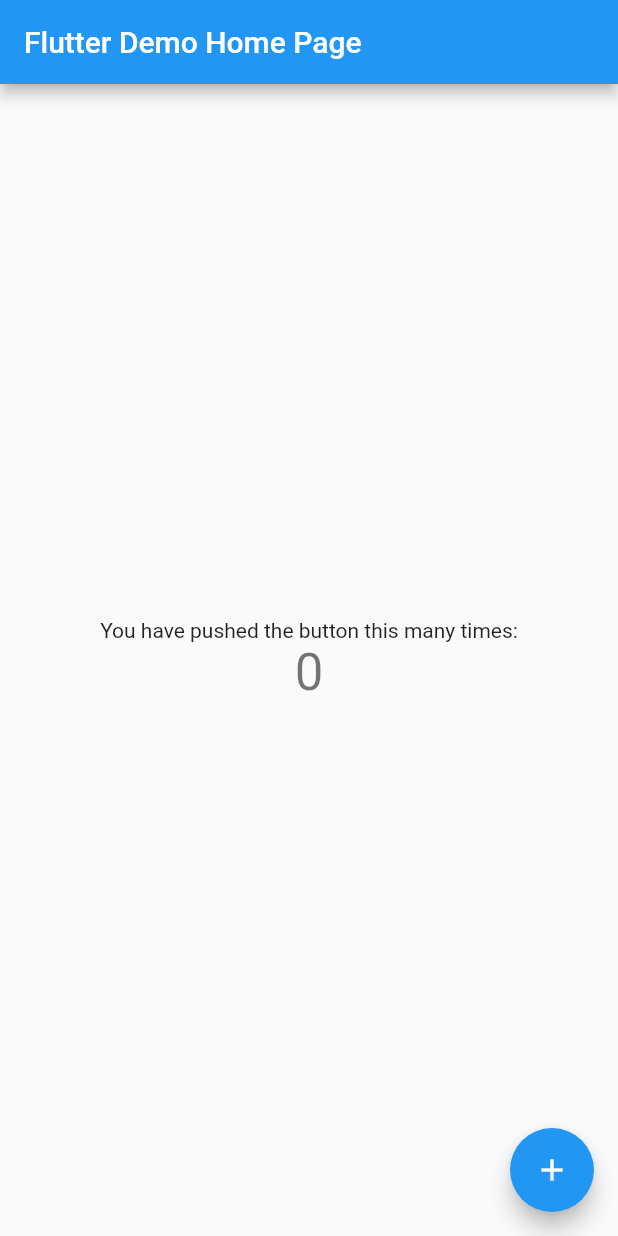
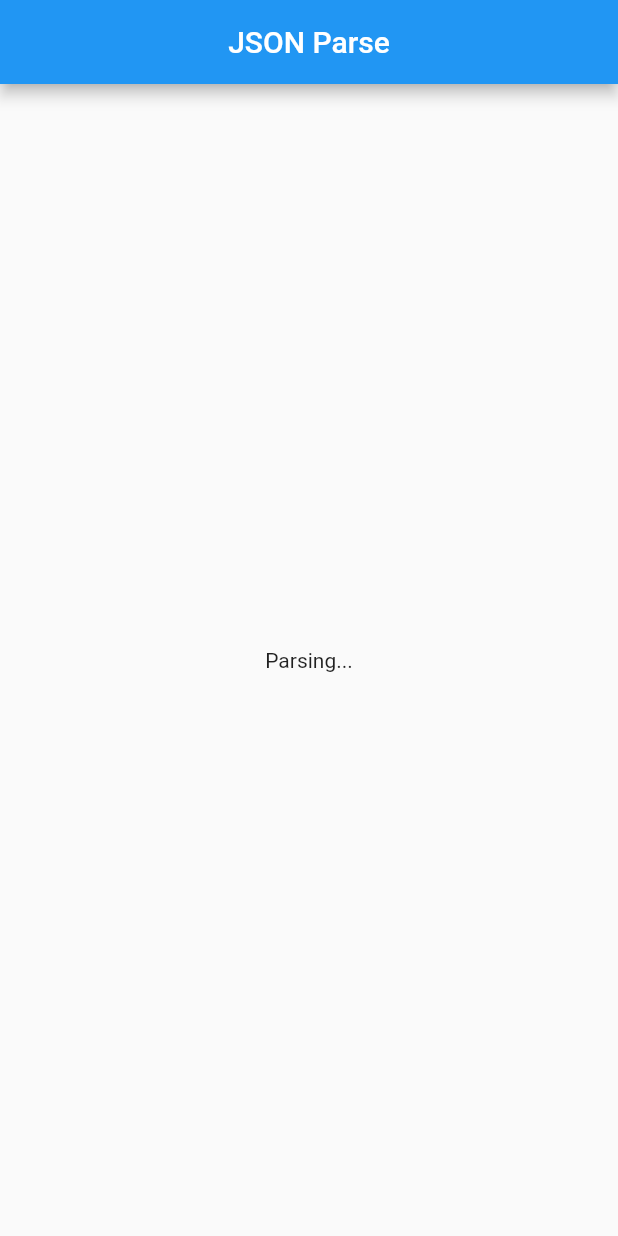
Before and after one commit to isurudilshan101/api, a Flutter app: the screen it shows after launch, on a phone screen of 412 x 824 dp. Run offline on Flutter 3.47's test engine with Material 2 defaults, Android fonts, the phone set to English and light mode, and no system bars; network calls fail.

Commit message:
comment 2

```diff
--- a/api_app/lib/main.dart
+++ b/api_app/lib/main.dart
@@ -1,111 +1,32 @@
 import 'package:flutter/material.dart';
+import 'dart:async';
+import 'dart:convert';
+import 'package:http/http.dart' as http;
 
-void main() => runApp(MyApp());
+void main() async
+{
 
-class MyApp extends StatelessWidget {
-  // This widget is the root of your application.
-  @override
-  Widget build(BuildContext context) {
-    return MaterialApp(
-      title: 'Flutter Demo',
-      theme: ThemeData(
-        // This is the theme of your application.
-        //
-        // Try running your application with "flutter run". You'll see the
-        // application has a blue toolbar. Then, without quitting the app, try
-        // changing the primarySwatch below to Colors.green and then invoke
-        // "hot reload" (press "r" in the console where you ran "flutter run",
-        // or simply save your changes to "hot reload" in a Flutter IDE).
-        // Notice that the counter didn't reset back to zero; the application
-        // is not restarted.
-        primarySwatch: Colors.blue,
+  String _data=await getJson();
+
+  print(_data);
+
+
+  runApp(new MaterialApp(
+    home: new Scaffold(
+      appBar:new AppBar(
+      title: new Text('JSON Parse'),
+      centerTitle:true,
       ),
-      home: MyHomePage(title: 'Flutter Demo Home Page'),
-    );
-  }
+    body:new Center(
+      child: new Text('Parsing...'),
+    ),
+    ),
+
+  ));
 }
 
-class MyHomePage extends StatefulWidget {
-  MyHomePage({Key key, this.title}) : super(key: key);
-
-  // This widget is the home page of your application. It is stateful, meaning
-  // that it has a State object (defined below) that contains fields that affect
-  // how it looks.
-
-  // This class is the configuration for the state. It holds the values (in this
-  // case the title) provided by the parent (in this case the App widget) and
-  // used by the build method of the State. Fields in a Widget subclass are
-  // always marked "final".
-
-  final String title;
-
-  @override
-  _MyHomePageState createState() => _MyHomePageState();
+Future<String>getJson() async{
+  String apiUrl='https://jsonplaceholder.typicode.com/users/1/posts';
+  http.Response response=await http.get(apiUrl);
+  return JSON.decode(response.body).toString();
 }
-
-class _MyHomePageState extends State<MyHomePage> {
-  int _counter = 0;
-
-  void _incrementCounter() {
-    setState(() {
-      // This call to setState tells the Flutter framework that something has
-      // changed in this State, which causes it to rerun the build method below
-      // so that the display can reflect the updated values. If we changed
-      // _counter without calling setState(), then the build method would not be
-      // called again, and so nothing would appear to happen.
-      _counter++;
-    });
-  }
-
-  @override
-  Widget build(BuildContext context) {
-    // This method is rerun every time setState is called, for instance as done
-    // by the _incrementCounter method above.
-    //
-    // The Flutter framework has been optimized to make rerunning build methods
-    // fast, so that you can just rebuild anything that needs updating rather
-    // than having to individually change instances of widgets.
-    return Scaffold(
-      appBar: AppBar(
-        // Here we take the value from the MyHomePage object that was created by
-        // the App.build method, and use it to set our appbar title.
-        title: Text(widget.title),
-      ),
-      body: Center(
-        // Center is a layout widget. It takes a single child and positions it
-        // in the middle of the parent.
-        child: Column(
-          // Column is also a layout widget. It takes a list of children and
-          // arranges them vertically. By default, it sizes itself to fit its
-          // children horizontally, and tries to be as tall as its parent.
-          //
-          // Invoke "debug painting" (press "p" in the console, choose the
-          // "Toggle Debug Paint" action from the Flutter Inspector in Android
-          // Studio, or the "Toggle Debug Paint" command in Visual Studio Code)
-          // to see the wireframe for each widget.
-          //
-          // Column has various properties to control how it sizes itself and
-          // how it positions its children. Here we use mainAxisAlignment to
-          // center the children vertically; the main axis here is the vertical
-          // axis because Columns are vertical (the cross axis would be
-          // horizontal).
-          mainAxisAlignment: MainAxisAlignment.center,
-          children: <Widget>[
-            Text(
-              'You have pushed the button this many times:',
-            ),
-            Text(
-              '$_counter',
-              style: Theme.of(context).textTheme.display1,
-            ),
-          ],
-        ),
-      ),
-      floatingActionButton: FloatingActionButton(
-        onPressed: _incrementCounter,
-        tooltip: 'Increment',
-        child: Icon(Icons.add),
-      ), // This trailing comma makes auto-formatting nicer for build methods.
-    );
-  }
-}
```
